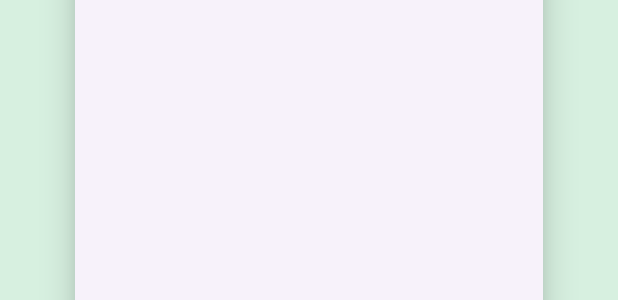
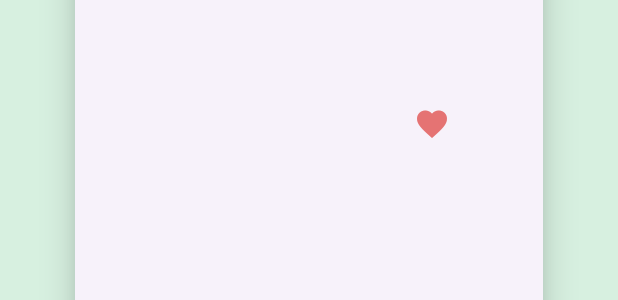
Before and after one commit to TonyyyB/sae_mobile, a Flutter app: the RestaurantCard widget shown alone on an empty page, opened directly with empty values, on a phone screen of 412 x 824 dp. Shown: the part 463-763 px from the top of the screen. Run offline on Flutter 3.47's test engine with Material 3 defaults, Android fonts, the phone set to English and light mode, and no system bars; our stand-ins replace flutter_dotenv, go_router, supabase_flutter; accounts and stored records are empty; Roboto replaces fonts that are missing (LXGWWenKaiMonoTC).

Commit message:
Début gestion des favs

```diff
--- a/lib/src/widgets/favorie_widget.dart
+++ b/lib/src/widgets/favorie_widget.dart
@@ -1,17 +1,22 @@
 import 'package:flutter/material.dart';
+import 'package:sae_mobile/src/data/database_provider.dart';
 
 import '../../config/colors.dart';
 
 class FavoriteWidget extends StatefulWidget {
-  const FavoriteWidget({super.key});
+  final int _idRestau;
+  FavoriteWidget({super.key, required int idRestau}): this._idRestau = idRestau;
 
   @override
-  State<FavoriteWidget> createState() => _FavoriteWidgetState();
-}
+  State<FavoriteWidget> createState() => _FavoriteWidgetState(idRestau : _idRestau);
+  }
 
 class _FavoriteWidgetState extends State<FavoriteWidget> {
   bool _isFavorited = true;
+  int _idRestau;
 
+   _FavoriteWidgetState({required int idRestau}):
+    this._idRestau = idRestau;
 
   void _toggleFavorite() {
     setState(() {
@@ -19,6 +24,7 @@ class _FavoriteWidgetState extends State<FavoriteWidget> {
         _isFavorited = false;
       } else {
         _isFavorited = true;
+        DatabaseProvider.addFavoriRestaurant(restaurantId : this._idRestau);
       }
     });
   }
--- a/lib/src/widgets/restaurant_card.dart
+++ b/lib/src/widgets/restaurant_card.dart
@@ -1,4 +1,5 @@
 import 'package:flutter/material.dart';
+import 'package:sae_mobile/src/widgets/favorie_widget.dart';
 import 'package:sae_mobile/src/widgets/noteEtoile.dart';
 import '../../config/colors.dart';
 import '../../models/restaurant.dart';
@@ -53,6 +54,8 @@ class RestaurantCard extends StatelessWidget {
                                   child:Padding(padding: EdgeInsets.all(16), child :Text('Type de cuisine : \n      $typeCuisine', style: TextStyle(color: PickMenuColors.inputHint, fontSize : 16)))),
                       Align(alignment: Alignment.topLeft,
                                   child:Padding(padding: EdgeInsets.all(16), child :Text("Horaires d'ouverture : \n$horaires", style: TextStyle(color: PickMenuColors.inputHint, fontSize : 16)))),
+                      Align(alignment: Alignment.bottomRight,
+                                  child:Padding(padding: EdgeInsets.all(16), child :FavoriteWidget(idRestau : _restaurant.getOsmId))),
                     ])
                 ),
               ],
```
Also changed, not shown: pubspec.lock.
